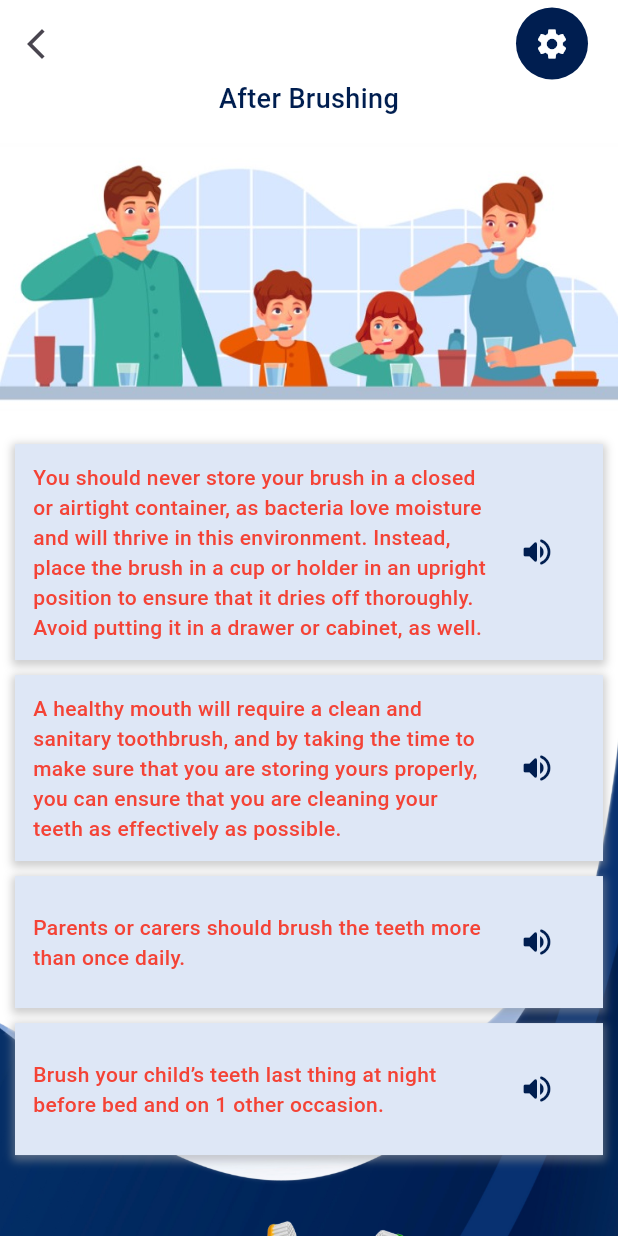
After one commit to navendunandu/nuParent, a Flutter app: the AfterBrush screen opened directly, on a phone screen of 412 x 824 dp. The commit adds this screen. Run offline on Flutter 3.47's test engine with Material 3 defaults, Android fonts, the phone set to English and light mode, and no system bars; our stand-ins replace chewie, cloud_firestore, firebase_auth, firebase_core, firebase_storage, flutter_tts and 7 more; missing offline and left inert: flutter_ringtone_player; accounts and stored records are empty.

Commit message:
after brush

```diff
--- a/Mobile/lib/Components/box.dart
+++ b/Mobile/lib/Components/box.dart
@@ -31,12 +31,14 @@ class _BoxListState extends State<BoxList> {
 class Box extends StatefulWidget {
   final FlutterTts flutterTts;
   final String text;
+  final Color colour;
 
   const Box({
-    Key? key,
-    required this.flutterTts,
-    required this.text,
-  }) : super(key: key);
+  Key? key,
+  required this.flutterTts,
+  required this.text,
+  this.colour = AppColors.primaryColor, // Use the hexadecimal value of your color
+}) : super(key: key);
 
   @override
   _BoxState createState() => _BoxState();
@@ -48,7 +50,7 @@ class _BoxState extends State<Box> {
   Future speak(String stext) async {
     if (isPlaying) {
       print('Speech Stops');
-      widget.flutterTts.stop(); // Stop playback if currently playing
+      widget.flutterTts.stop();
       setState(() {
         isPlaying = false;
       });
@@ -82,7 +84,10 @@ class _BoxState extends State<Box> {
           child: Row(
             children: [
               Expanded(
-                child: Text(widget.text),
+                child: Text(widget.text, style: TextStyle(
+                  color: widget.colour,
+                  fontWeight: FontWeight.w500
+                ),),
               ),
               Padding(
                 padding: EdgeInsets.all(8.0),
@@ -96,7 +101,7 @@ class _BoxState extends State<Box> {
                           : Icons.volume_up_rounded,
                       color: AppColors.primaryColor),
                 ),
-              )
+              ),
             ],
           ),
         ),
--- a/Mobile/lib/Components/topbar.dart
+++ b/Mobile/lib/Components/topbar.dart
@@ -125,7 +125,9 @@ class _CustomTopBarState extends State<CustomTopBar> {
           Row(
             children: [
               IconButton(
-                onPressed: () {},
+                onPressed: () {
+                  Navigator.pop(context);
+                },
                 icon: const Icon(Icons.arrow_back_ios_new), //Back Icon
               ),
             ],
--- /dev/null
+++ b/Mobile/lib/after_brush.dart
@@ -0,0 +1,82 @@
+import 'package:flutter/material.dart';
+import 'package:nu_parent/main.dart';
+import 'package:nu_parent/Components/appbar.dart';
+import 'package:flutter_tts/flutter_tts.dart';
+import 'package:nu_parent/Components/box.dart';
+
+class AfterBrush extends StatefulWidget {
+  const AfterBrush({super.key});
+
+  @override
+  State<AfterBrush> createState() => _AfterBrushState();
+}
+
+class _AfterBrushState extends State<AfterBrush> {
+  FlutterTts flutterTts = FlutterTts();
+
+  Future speak(String stext) async {
+    await flutterTts.setLanguage("en-US");
+    await flutterTts.speak(stext);
+  }
+
+  final List<String> items = [
+    'You should never store your brush in a closed or airtight container, as bacteria love moisture and will thrive in this environment. Instead, place the brush in a cup or holder in an upright position to ensure that it dries off thoroughly. Avoid putting it in a drawer or cabinet, as well.',
+    'A healthy mouth will require a clean and sanitary toothbrush, and by taking the time to make sure that you are storing yours properly, you can ensure that you are cleaning your teeth as effectively as possible.',
+    'Parents or carers should brush the teeth more than once daily.',
+    'Brush your child’s teeth last thing at night before bed and on 1 other occasion.',
+  ];
+  @override
+  Widget build(BuildContext context) {
+    return Scaffold(
+      body: Container(
+        decoration: const BoxDecoration(
+          color: AppColors.white,
+          image: DecorationImage(
+            image: AssetImage('assets/Vector-1.png'),
+            fit: BoxFit.cover,
+            alignment: Alignment.bottomCenter,
+          ),
+        ),
+        child: ListView(
+          children: [
+            const CustomAppBar(),
+            const Center(
+              child: Text(
+                'After Brushing',
+                textAlign: TextAlign.center,
+                style: TextStyle(
+                  color: AppColors.primaryColor,
+                  fontWeight: FontWeight.w500,
+                  fontSize: 18,
+                ),
+              ),
+            ),
+            Image.asset('assets/FamilyBrushing2.jpg'),
+            Padding(
+              padding: const EdgeInsets.only(left: 10.0, right: 10.0),
+              child: ListView.builder(
+                shrinkWrap: true,
+                        physics: const NeverScrollableScrollPhysics(),
+                itemCount: items.length,
+                itemBuilder: (BuildContext context, int index) {
+                  return Box(
+                    text: items[index],
+                    flutterTts: flutterTts,
+                    colour: Colors.red, // Replace with your FlutterTts object
+                  );
+                },
+              ),
+            ),
+            const SizedBox(
+              height: 30,
+            ),
+            Image.asset('assets/BrushBasket.png', height: 200,),
+            const SizedBox(
+              height: 50,
+            ),
+          ],
+        ),
+      ),
+    );
+  }
+}
```
Also changed, not shown: Mobile/lib/brushing_instruction.dart (+7 -1 lines), Mobile/lib/child_dashboard.dart (+24 -24 lines), Mobile/lib/child_registration.dart (+7 -3 lines), Mobile/lib/view_profile.dart (+26 -37 lines), Mobile/assets/BrushBasket.png (added).
